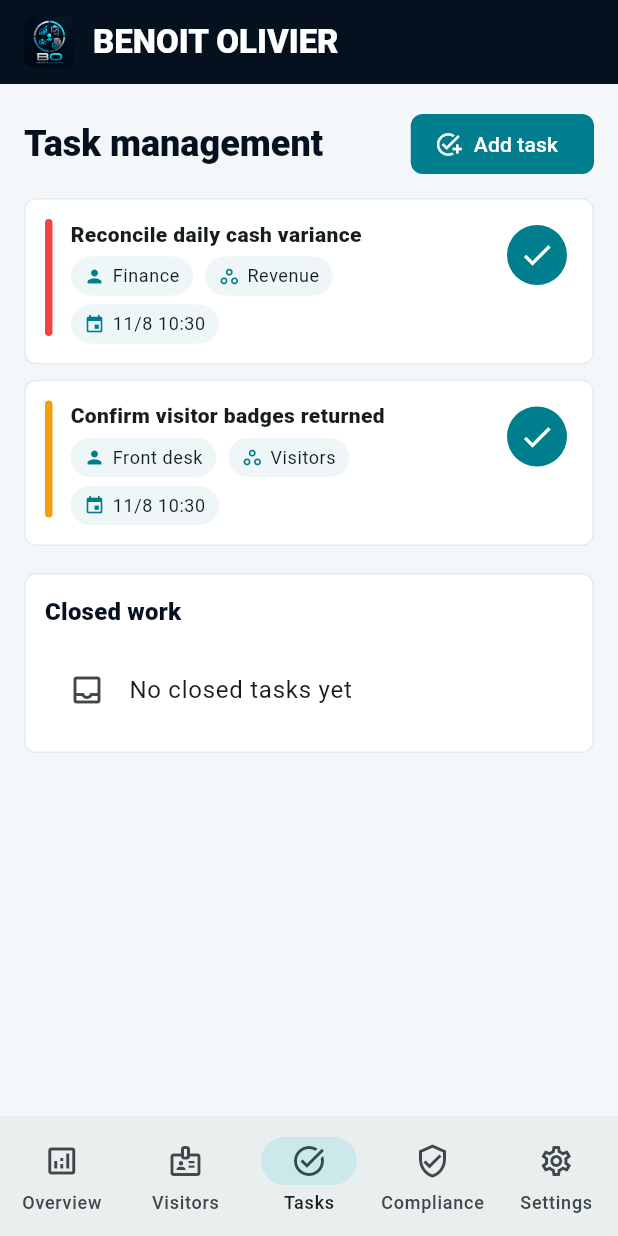
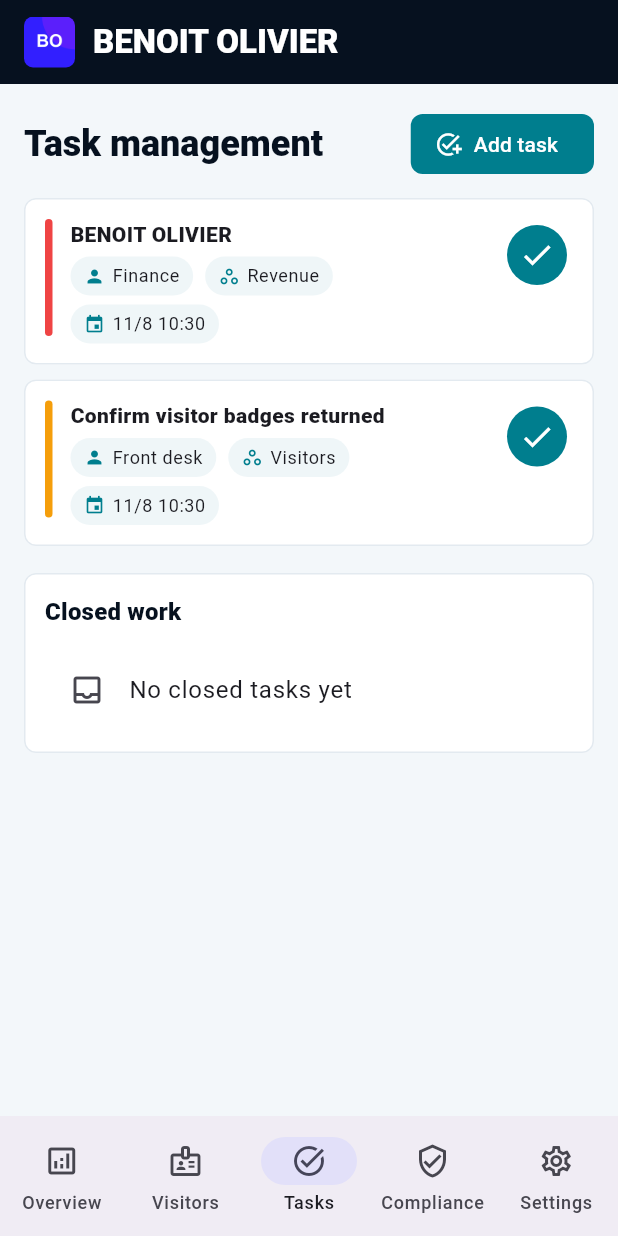
Before and after one commit to EOOrga/68d9d10a1299230338dbbdc7, a Flutter app: the screen it shows after launch, item 3 of the bottom bar chosen, on a phone screen of 412 x 824 dp. Run offline on Flutter 3.47's test engine with Material 3 defaults, Android fonts, the phone set to English and light mode, and no system bars; our stand-ins replace shared_preferences.

Commit message:
Create Flutter variant com.publisc.benoitolivier

```diff
--- a/lib/main.dart
+++ b/lib/main.dart
@@ -6,7 +6,7 @@ import 'package:shared_preferences/shared_preferences.dart';
 
 const _brandName = 'BENOIT OLIVIER';
 const _primaryNavy = Color(0xFF06111F);
-const _electricCyan = Color(0xFF04D9E8);
+const _electricCyan = Color(0xFF321FFF);
 const _success = Color(0xFF2DD4BF);
 const _warning = Color(0xFFF59E0B);
 const _danger = Color(0xFFEF4444);
@@ -459,7 +459,7 @@ class OperationsState extends ChangeNotifier {
     tasks = [
       OpsTask(
         id: 't1',
-        title: 'Reconcile daily cash variance',
+        title: 'BENOIT OLIVIER',
         owner: 'Finance',
         area: 'Revenue',
         dueDate: now.add(const Duration(days: 1)),
--- a/pubspec.yaml
+++ b/pubspec.yaml
@@ -1,4 +1,4 @@
-name: benoit_olivier
+name: benoitolivier
 description: Local operations workspace for BENOIT OLIVIER.
 publish_to: 'none'
 version: 1.0.0+1
@@ -21,6 +21,8 @@ flutter_launcher_icons:
   android: true
   ios: false
   image_path: "docs/icon.png"
+  adaptive_icon_foreground: docs/icon.png
+  adaptive_icon_background: "#FF1FEC"
   min_sdk_android: 23
 
 flutter:
```
Also changed, not shown: docs/icon.png, 11 other files.
